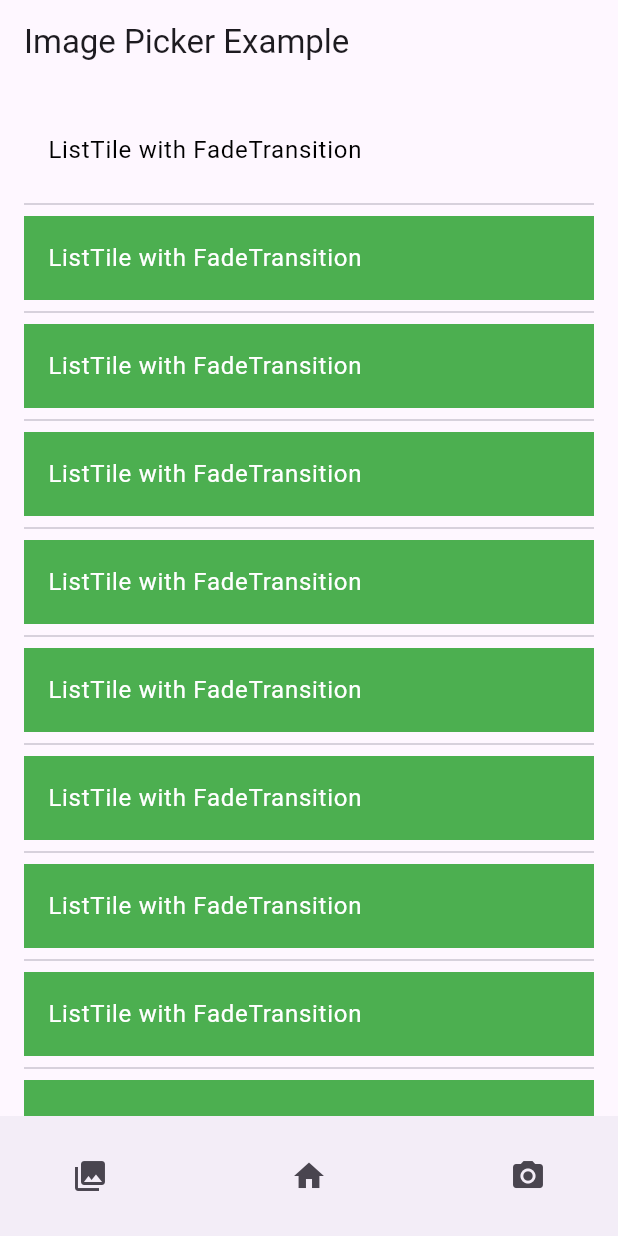
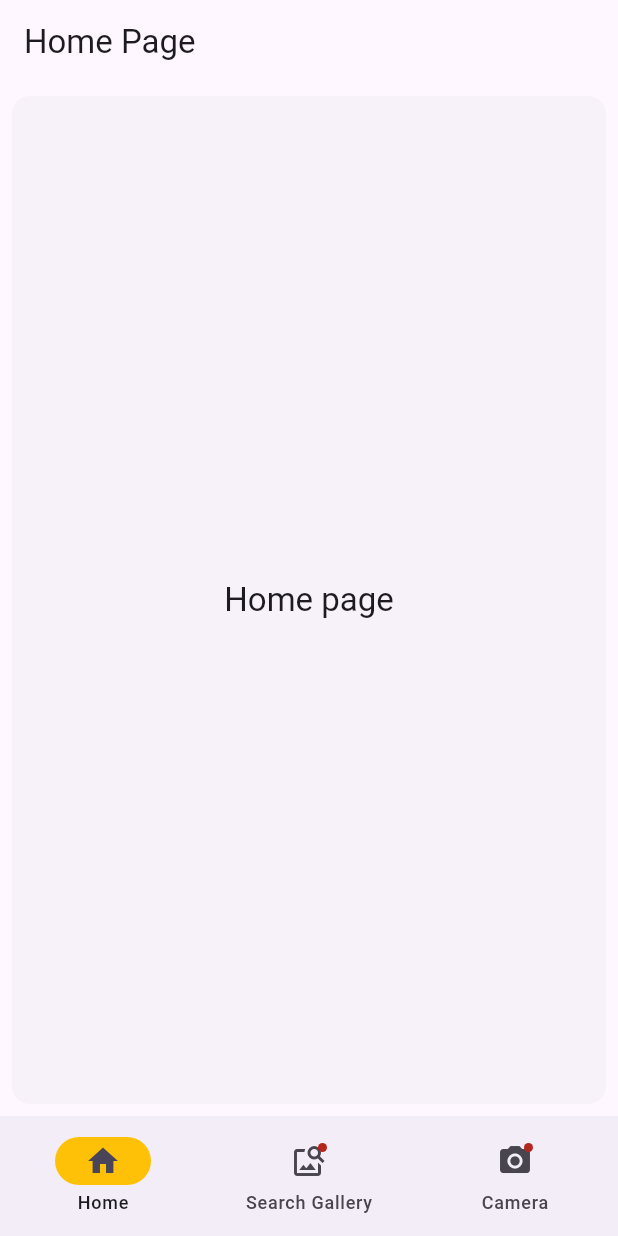
Before and after one commit to Mad705/work_board, a Flutter app: the screen it shows after launch, on a phone screen of 412 x 824 dp. Run offline on Flutter 3.47's test engine with Material 3 defaults, Android fonts, the phone set to English and light mode, and no system bars; our stand-ins replace camera, image_picker.

Commit message:
New frontend

```diff
--- /dev/null
+++ b/flutter-app/demo/lib/default_page.dart
@@ -0,0 +1,26 @@
+import 'package:flutter/material.dart';
+
+class DefaultPage extends StatelessWidget {
+  const DefaultPage({
+    super.key,
+    required this.theme,
+  });
+
+  final ThemeData theme;
+
+  @override
+  Widget build(BuildContext context) {
+    return Card(
+      shadowColor: Colors.transparent,
+      margin: const EdgeInsets.all(8.0),
+      child: SizedBox.expand(
+        child: Center(
+          child: Text(
+            'Home page',
+            style: theme.textTheme.titleLarge,
+          ),
+        ),
+      ),
+    );
+  }
+}
--- a/flutter-app/demo/lib/main.dart
+++ b/flutter-app/demo/lib/main.dart
@@ -1,220 +1,77 @@
+import 'package:camera/camera.dart';
 import 'package:flutter/material.dart';
-import 'package:image_picker/image_picker.dart';
-import 'dart:io';
-import 'package:http/http.dart' as http;
-import 'package:mime/mime.dart';
-import 'package:http_parser/http_parser.dart';
+import 'package:demo/upload.dart';
+import 'package:demo/default_page.dart';
+import 'package:demo/cam.dart';
 
-void main() {
-  runApp(MyApp());
+void main() async {
+  WidgetsFlutterBinding.ensureInitialized();
+  final cameras = await availableCameras();
+  final firstCamera = cameras.first;
+  runApp(MyApp(camera: firstCamera));
 }
 
 class MyApp extends StatelessWidget {
+  final CameraDescription camera;
+  const MyApp({super.key, required this.camera});
+
   @override
   Widget build(BuildContext context) {
     return MaterialApp(
-      home: ImagePickerExample(),
+      theme: ThemeData(useMaterial3: true),
+      home: HomePage(camera: camera),
       debugShowCheckedModeBanner: false,
     );
   }
 }
 
-class ImagePickerExample extends StatefulWidget {
+class HomePage extends StatefulWidget {
+  final CameraDescription camera;
+  const HomePage({super.key, required this.camera});
+
   @override
-  _ImagePickerExampleState createState() => _ImagePickerExampleState();
+  State<HomePage> createState() => _HomePageState();
 }
 
-class _ImagePickerExampleState extends State<ImagePickerExample> {
-  File? _image;
-  final ImagePicker _picker = ImagePicker();
-
-  Future<void> _pickImage(ImageSource source) async {
-    final pickedFile = await _picker.pickImage(source: source);
-
-    setState(() {
-      if (pickedFile != null) {
-        _image = File(pickedFile.path);
-      } else {
-        print('No image selected.');
-      }
-    });
-  }
-
-  Future<void> _uploadImage(File image) async {
-    String uploadUrl = 'http://10.0.2.2:5000/upload'; // Use emulator-specific address
-
-    final mimeTypeData = lookupMimeType(image.path, headerBytes: [0xFF, 0xD8])?.split('/');
-
-    final imageUploadRequest = http.MultipartRequest('POST', Uri.parse(uploadUrl));
-    final file = await http.MultipartFile.fromPath(
-      'image',
-      image.path,
-      contentType: MediaType(mimeTypeData![0], mimeTypeData[1]), // Use MediaType from http_parser
-    );
-
-    imageUploadRequest.files.add(file);
-
-    try {
-      final streamedResponse = await imageUploadRequest.send();
-      final response = await http.Response.fromStream(streamedResponse);
-
-      if (response.statusCode == 200) {
-        print('Image uploaded successfully');
-      } else {
-        print('Image upload failed with status code ${response.statusCode}');
-      }
-    } catch (e) {
-      print('Error uploading image: $e');
-    }
-  }
+class _HomePageState extends State<HomePage> {
+  int currentPageIndex = 0;
 
   @override
   Widget build(BuildContext context) {
+    final ThemeData theme = Theme.of(context);
     return Scaffold(
       appBar: AppBar(
-        title:const Text('Image Picker Example'),
+        title: const Text("Home Page"),
       ),
-      body:Center(
-        child:_image==null?
-        Padding(
-        padding: EdgeInsets.all(16.0),
-        child: SingleChildScrollView(
-        child: Column(
-          children: <Widget>[
-            ListTile(
-                title: Text('ListTile with FadeTransition'),
-                selectedColor: Colors.black,
-                selected: true,
-            ),
-            Divider(),
-            ListTile(
-                title: Text('ListTile with FadeTransition'),
-                selectedTileColor: Colors.green,
-                selectedColor: Colors.white,
-                selected: true,
-            ),
-            Divider(),
-            ListTile(
-                title: Text('ListTile with FadeTransition'),
-                selectedTileColor: Colors.green,
-                selectedColor: Colors.white,
-                selected: true,
-            ),
-            Divider(),
-            ListTile(
-                title: Text('ListTile with FadeTransition'),
-                selectedTileColor: Colors.green,
-                selectedColor: Colors.white,
-                selected: true,
-            ),
-            Divider(),
-            ListTile(
-                title: Text('ListTile with FadeTransition'),
-                selectedTileColor: Colors.green,
-                selectedColor: Colors.white,
-                selected: true,
-            ),
-            Divider(),
-            ListTile(
-                title: Text('ListTile with FadeTransition'),
-                selectedTileColor: Colors.green,
-                selectedColor: Colors.white,
-                selected: true,
-            ),
-            Divider(),
-            ListTile(
-                title: Text('ListTile with FadeTransition'),
-                selectedTileColor: Colors.green,
-                selectedColor: Colors.white,
-                selected: true,
-            ),
-            Divider(),
-            ListTile(
-                title: Text('ListTile with FadeTransition'),
-                selectedTileColor: Colors.green,
-                selectedColor: Colors.white,
-                selected: true,
-            ),
-            Divider(),
-            ListTile(
-                title: Text('ListTile with FadeTransition'),
-                selectedTileColor: Colors.green,
-                selectedColor: Colors.white,
-                selected: true,
-            ),
-            Divider(),
-            ListTile(
-                title: Text('ListTile with FadeTransition'),
-                selectedTileColor: Colors.green,
-                selectedColor: Colors.white,
-                selected: true,
-            ),
-            Divider(),
-            ListTile(
-                title: Text('ListTile with FadeTransition'),
-                selectedTileColor: Colors.green,
-                selectedColor: Colors.white,
-                selected: true,
-            ),
-            ],
+      bottomNavigationBar: NavigationBar(
+        onDestinationSelected: (int index) {
+          setState(() {
+            currentPageIndex = index;
+          });
+        },
+        indicatorColor: Colors.amber,
+        selectedIndex: currentPageIndex,
+        destinations: const <Widget>[
+          NavigationDestination(
+            selectedIcon: Icon(Icons.home),
+            icon: Icon(Icons.home_outlined),
+            label: 'Home',
           ),
-        ),
-      )
-      :Column(
-                mainAxisAlignment: MainAxisAlignment.center,
-                children: [
-                  Image.file(_image!),
-                  ElevatedButton(
-                    onPressed: () => _uploadImage(_image!),
-                    child: Text('Upload Image'),
-                  ),
-                ],
-              ),
+          NavigationDestination(
+            icon: Badge(child: Icon(Icons.image_search)),
+            label: 'Search Gallery',
+          ),
+          NavigationDestination(
+            icon: Badge(child: Icon(Icons.camera_alt)),
+            label: 'Camera',
+          ),
+        ],
       ),
-      bottomNavigationBar: BottomAppBar(
-        shape:const CircularNotchedRectangle(),
-        notchMargin: 6.0,
-        child: Padding(
-          padding: const EdgeInsets.symmetric(horizontal: 20.0),
-          child: Row(
-            mainAxisSize: MainAxisSize.max,
-            mainAxisAlignment: MainAxisAlignment.spaceBetween,
-            children: <Widget>[
-              IconButton(
-                icon:const Icon(Icons.photo_library),
-                onPressed: () => _pickImage(ImageSource.gallery),
-                tooltip: 'Pick Image from Gallery',
-              ),
-              IconButton(
-                icon:const Icon(Icons.home),
-                onPressed: () => ImagePickerExample(),
-                tooltip: 'Home',
-              ),
-              IconButton(
-                icon:const Icon(Icons.camera_alt),
-                onPressed: () => _pickImage(ImageSource.camera),
-                tooltip: 'Take a Photo',
-              ),
-            ],
-          ),
-        ),
-      ),
+      body: <Widget>[
+        DefaultPage(theme: theme),
+        PageUpload(),
+        TakePictureScreen(camera: widget.camera),
+      ][currentPageIndex],
     );
   }
 }
-class Page_upload extends  StatelessWidget{
-  Widget build(BuildContext context) {
-  return Scaffold(
-    appBar: AppBar(
-      title:const Center(
-        child:Text("Upload_Image"),
-      ),
-    ),
-    body:const Center(
-      child:Column(
-
-      ),
-    ),
-  );
-  }
-}
--- a/flutter-app/demo/pubspec.yaml
+++ b/flutter-app/demo/pubspec.yaml
@@ -35,6 +35,7 @@ dependencies:
   path: ^1.8.3
   mime: ^1.0.0
   http_parser: ^4.0.0
+  camera: ^0.10.5+9
 
   # The following adds the Cupertino Icons font to your application.
   # Use with the CupertinoIcons class for iOS style icons.
```
Also changed, not shown: flutter-app/demo/lib/cam.dart (added, +141 -0 lines), flutter-app/demo/lib/home.dart (added, +117 -0 lines), flutter-app/demo/lib/upload.dart (added, +44 -0 lines), flutter-app/demo/pubspec.lock, 1 other file.
